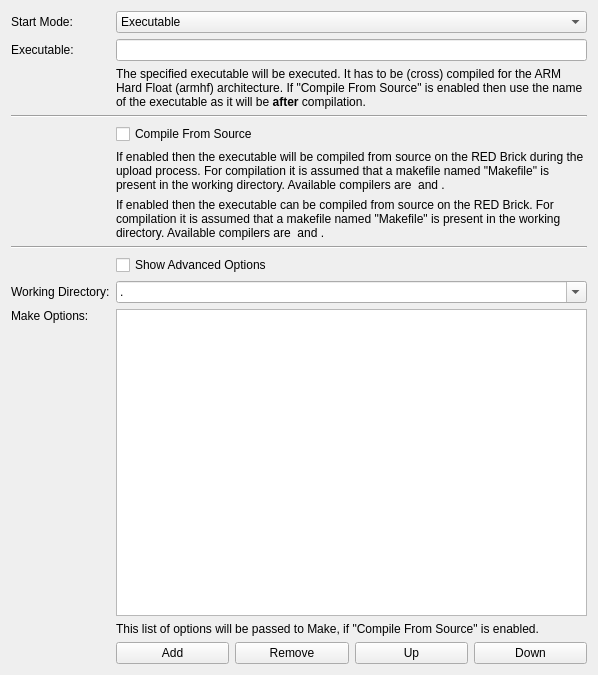
The window that src/brickv/plugin_system/plugins/red/ui/program_page_c.ui (Tinkerforge/brickv) describes before a commit, drawn with Qt 5.
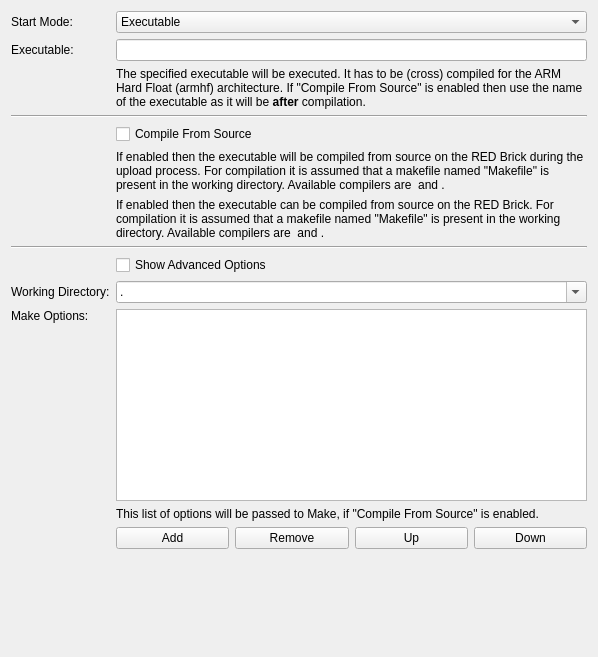
The same window after the commit. Custom widgets are drawn as their Qt base class.

Commit message:
red-brick/pw: Add spacers to program pages to ensure proper layout expansion
Before the Python, JavaScript and PHP pages would not layout correctly
in all situations.

```diff
--- a/src/brickv/plugin_system/plugins/red/ui/program_page_c.ui
+++ b/src/brickv/plugin_system/plugins/red/ui/program_page_c.ui
@@ -7,7 +7,7 @@
     <x>0</x>
     <y>0</y>
     <width>598</width>
-    <height>675</height>
+    <height>657</height>
    </rect>
   </property>
   <property name="windowTitle">
@@ -191,6 +191,19 @@
        </property>
       </widget>
      </item>
+     <item row="13" column="1" colspan="4">
+      <widget class="QLabel" name="label_spacer">
+       <property name="sizePolicy">
+        <sizepolicy hsizetype="Preferred" vsizetype="Preferred">
+         <horstretch>0</horstretch>
+         <verstretch>1</verstretch>
+        </sizepolicy>
+       </property>
+       <property name="text">
+        <string>&lt;spacer&gt;</string>
+       </property>
+      </widget>
+     </item>
     </layout>
    </item>
   </layout>
```
The commit also changes 24 other files.
